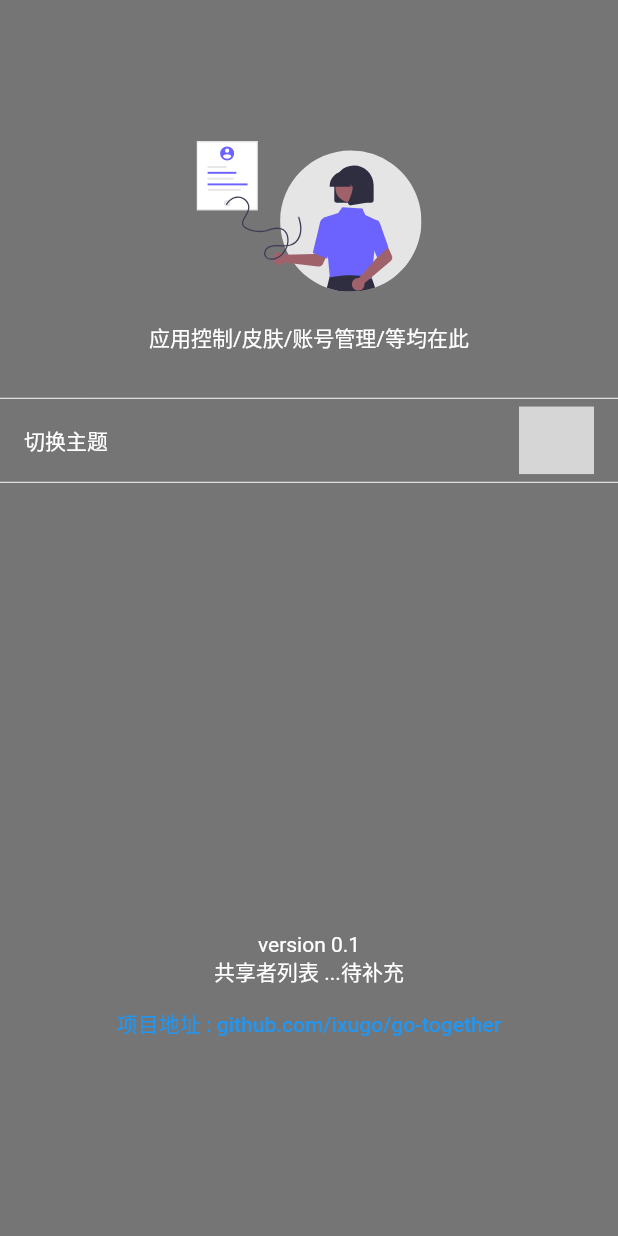
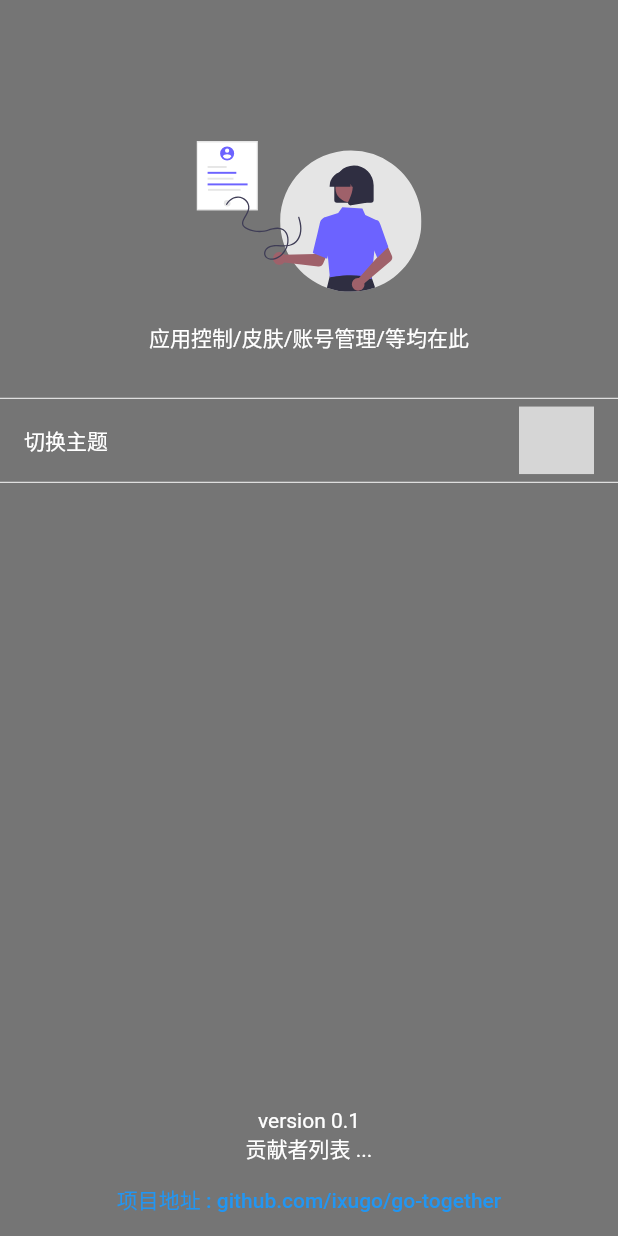
Before and after one commit to ixugo/flutter-together, a Flutter app: the ControlView screen opened directly, on a phone screen of 412 x 824 dp. Run offline on Flutter 3.47's test engine with Material 2 defaults, Android fonts, the phone set to English and light mode, and no system bars; drawn by our look-alikes of flare_flutter; our stand-ins replace bot_toast, curved_navigation_bar, flutter_svg, modal_bottom_sheet, shared_preferences; accounts and stored records are empty; grey boxes are pictures that could not be loaded.

Commit message:
动画优化

```diff
--- a/lib/app.dart
+++ b/lib/app.dart
@@ -11,7 +11,6 @@ import 'package:flutter_together/common/lazy_load_stack.dart';
 import 'package:flutter_together/providers/appbar.dart';
 import 'package:flutter_together/providers/theme.dart';
 import 'package:flutter_together/theme.dart';
-import 'package:flutter_together/widgets/keep_alive.dart';
 import 'package:flutter_together/widgets/will_pop_scope.dart';
 import 'package:modal_bottom_sheet/modal_bottom_sheet.dart';
 import 'package:provider/provider.dart';
--- a/lib/app/control.dart
+++ b/lib/app/control.dart
@@ -73,9 +73,12 @@
         ),
         child: SafeArea(
           bottom: false,
-          child: ListView(
-              shrinkWrap: true,
-              controller: ModalScrollController.of(ctx),
+          child: Column(
+              // shrinkWrap: true,
+              // controller: ModalScrollController.of(ctx),
+              mainAxisAlignment: MainAxisAlignment.spaceBetween,
+              children: [
+                Column(
                   children: [
                     SizedBox(height: 50),
                     infomation,
@@ -87,7 +90,10 @@
                     Divider(height: 0),
                     getList(),
                     Divider(height: 0),
-                SizedBox(height: 300),
+                  ],
+                ),
+                Column(
+                  children: [
                     Center(
                       child: Text(
                         "version 0.1",
@@ -95,17 +101,20 @@
                     ),
                     Center(
                       child: Text(
-                    "共享者列表 ...待补充",
+                        "贡献者列表 ...",
                       ),
                     ),
                     TextButton(
                       onPressed: () {
                         Future.delayed(
                           Duration(milliseconds: 500),
-                      () => launchURL("https://github.com/ixugo/go-together"),
+                          () =>
+                              launchURL("https://github.com/ixugo/go-together"),
                         );
                       },
                       child: Text("项目地址 : github.com/ixugo/go-together"),
+                    ),
+                  ],
                 ),
               ]),
         ),
--- a/lib/app/grid_view.dart
+++ b/lib/app/grid_view.dart
@@ -71,7 +71,7 @@ class StaggeredView extends StatelessWidget {
     return Container(
       height: 1300,
       // color: Theme.of(ctx).backgroundColor,
-      padding: EdgeInsets.only(left: 10, right: 10),
+      padding: EdgeInsets.only(left: 10, right: 10, top: 20),
       child: new StaggeredGridView.countBuilder(
           //滑动控制器
           controller: _scrollController,
--- a/lib/app/home.dart
+++ b/lib/app/home.dart
@@ -6,7 +6,6 @@ import 'package:flutter_together/app/input_blog_url.dart';
 import 'package:flutter_together/app/control.dart';
 import 'package:flutter_together/providers/app_state_model.dart';
 import 'package:flutter_together/styles.dart';
-import 'package:flutter_together/widgets/keep_alive.dart';
 import 'package:flutter_together/widgets/toast.dart';
 import 'package:modal_bottom_sheet/modal_bottom_sheet.dart';
 import 'package:provider/provider.dart';
@@ -94,8 +93,6 @@ class HomeView extends StatelessWidget {
                       ),
                     ),
                     onTap: () {
-// TODO 调用  showCupertinoModalBottomSheet 异常刷新
-
                       showCupertinoModalBottomSheet(
                         expand: true,
                         context: ctx,
@@ -154,7 +151,6 @@ class InputBlogURLView extends StatelessWidget {
     debugPrint("build InputBlogURLView");
     return Container(
       padding: EdgeInsets.only(top: 50),
-      // color: Colors.transparent,
       color: Theme.of(ctx).backgroundColor,
       child: Column(
         children: [
--- a/lib/app/input_blog_url.dart
+++ b/lib/app/input_blog_url.dart
@@ -15,7 +15,7 @@ class AvatarBottomSheet extends StatelessWidget {
 
   @override
   Widget build(BuildContext ctx) {
-    double subHeight = Apps.windowsHeight - 600;
+    double subHeight = Apps.windowsHeight * 0.25;
     if (subHeight <= 0) subHeight = 0;
     return AnnotatedRegion<SystemUiOverlayStyle>(
       value: SystemUiOverlayStyle.light,
--- a/lib/models/profile.dart
+++ b/lib/models/profile.dart
@@ -12,8 +12,8 @@ class Profile {
 
   Map<String, dynamic> toJson() {
     final Map<String, dynamic> data = new Map<String, dynamic>();
-    data['theme'] = this.theme;
-    data['blog_url'] = this.blogUrl;
+    data['theme'] = this.theme ?? 0;
+    data['blog_url'] = this.blogUrl ?? "";
     return data;
   }
 }
```
Also changed, not shown: lib/app/blog/blog.dart (+82 -42 lines). Lines whose indentation alone changed are shown as unchanged.
